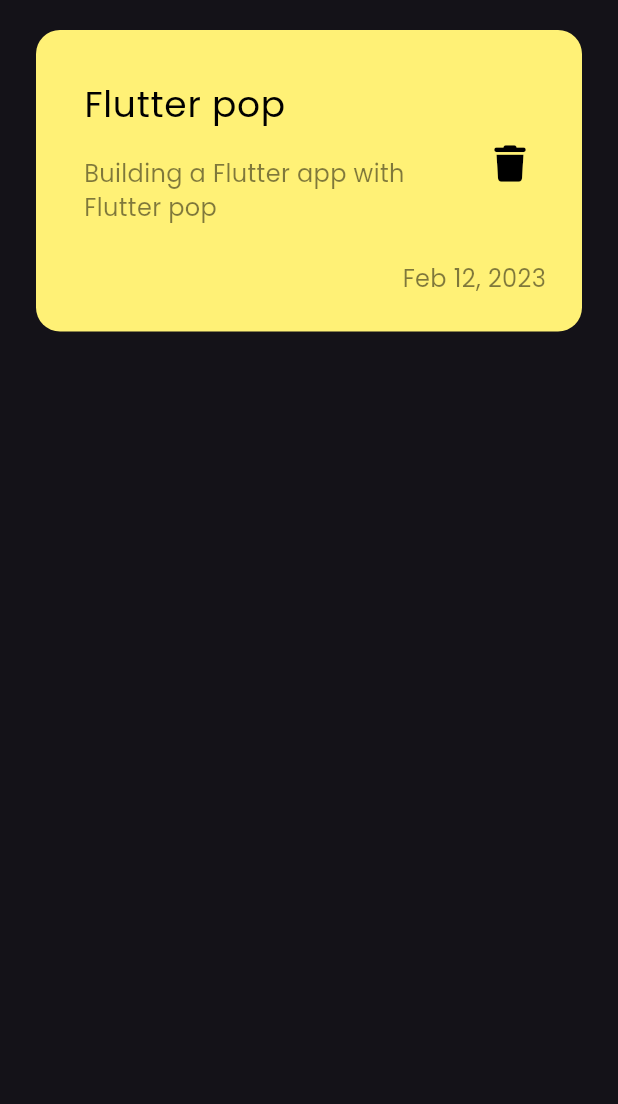
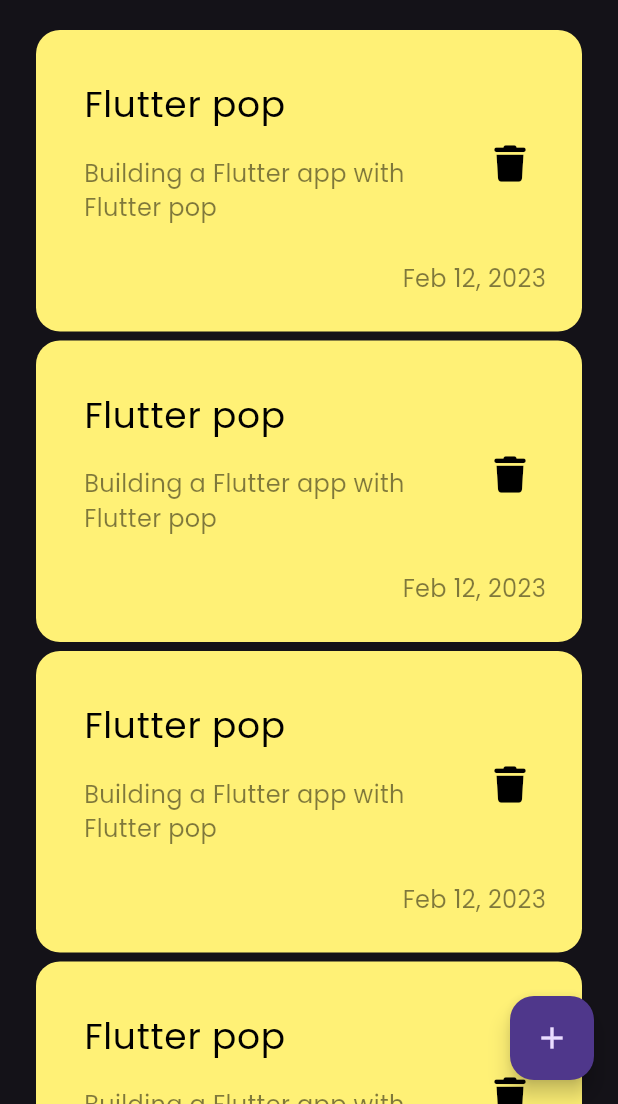
Before and after one commit to Dev-Abdelazim/notes-app, a Flutter app: the screen it shows after launch, on a phone screen of 412 x 824 dp, the part 132-1236 px from its top. Run offline on Flutter 3.47's test engine with Material 3 defaults, Android fonts, the phone set to English and light mode, and no system bars; our stand-ins replace font_awesome_flutter.

Commit message:
create notes list view, add floating action button.

```diff
--- a/lib/views/notes_view.dart
+++ b/lib/views/notes_view.dart
@@ -6,8 +6,12 @@
 
   @override
   Widget build(BuildContext context) {
-    return const Scaffold(
-      body: NotesViewBody(),
+    return Scaffold(
+      floatingActionButton: FloatingActionButton(
+        onPressed: () {},
+        child: const Icon(Icons.add),
+      ),
+      body: const NotesViewBody(),
     );
   }
 }
--- /dev/null
+++ b/lib/widgets/notes_lisst_view.dart
@@ -0,0 +1,20 @@
+import 'package:flutter/material.dart';
+import 'package:notes_app/widgets/custom_note_item.dart';
+
+class NotesListView extends StatelessWidget {
+  const NotesListView({super.key});
+
+  @override
+  Widget build(BuildContext context) {
+    return ListView.builder(
+      physics: const BouncingScrollPhysics(),
+      itemCount: 10,
+      itemBuilder: (ctx, index) {
+        return const Padding(
+          padding: EdgeInsets.only(bottom: 6),
+          child: CustomNoteItem(),
+        );
+      },
+    );
+  }
+}
--- a/lib/widgets/notes_view_body.dart
+++ b/lib/widgets/notes_view_body.dart
@@ -1,6 +1,7 @@
 import 'package:flutter/material.dart';
+import 'package:flutter/widgets.dart';
 import 'package:notes_app/widgets/custom_appbar.dart';
-import 'package:notes_app/widgets/custom_note_item.dart';
+import 'package:notes_app/widgets/notes_lisst_view.dart';
 
 class NotesViewBody extends StatelessWidget {
   const NotesViewBody({super.key});
@@ -15,7 +16,9 @@
           SizedBox(
             height: 20,
           ),
-          CustomNoteItem(),
+          Expanded(
+            child: NotesListView(),
+          ),
         ],
       ),
     );
```
